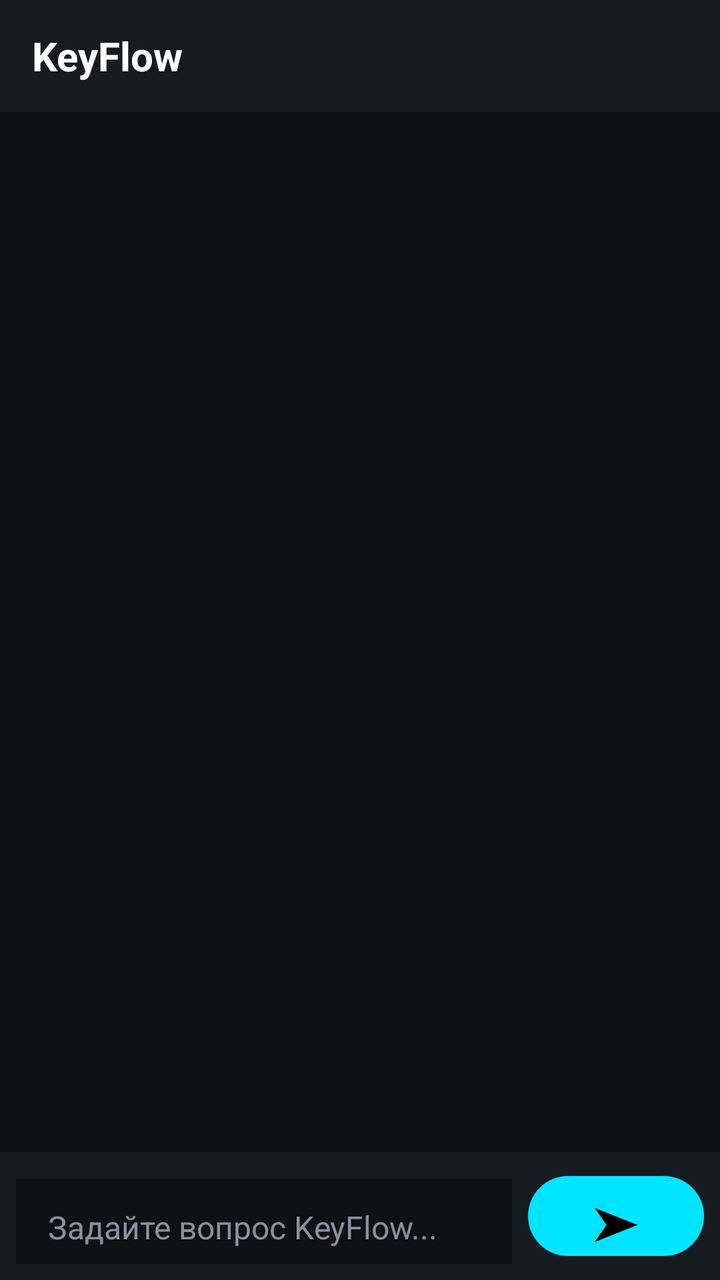
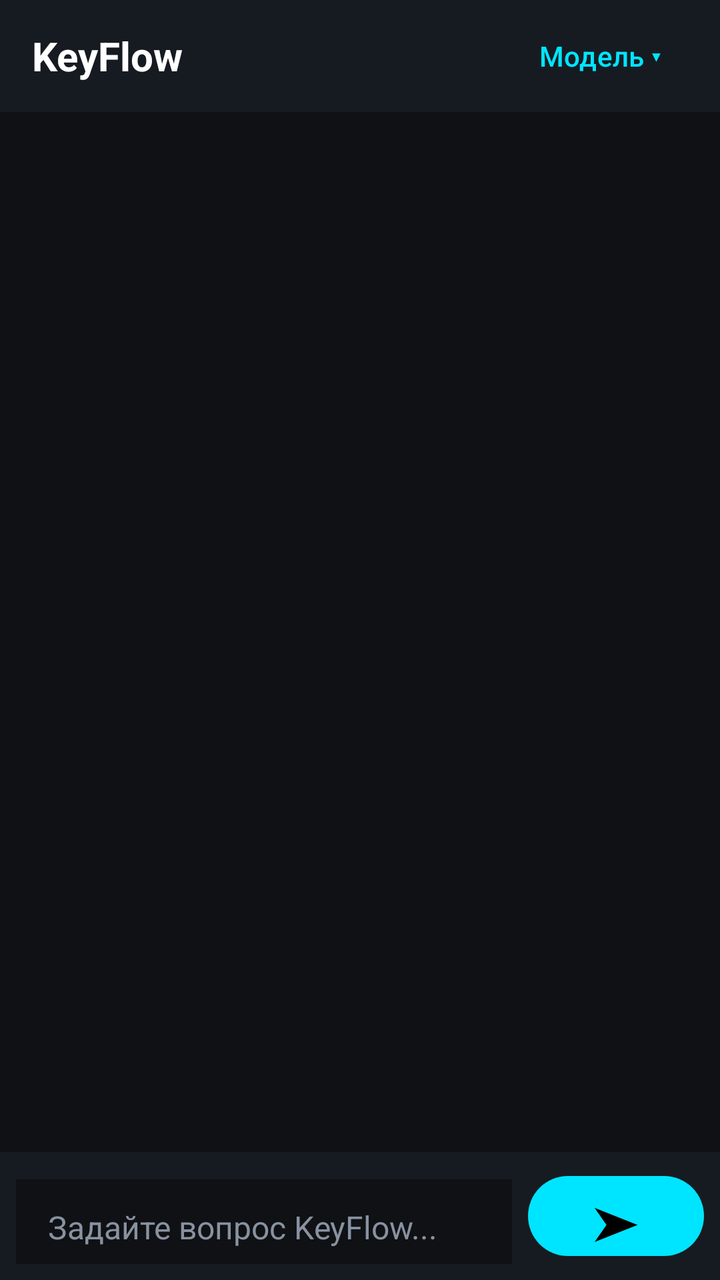

Before-and-after screenshots of an Android layout around one commit, followed by the original layout XML and the change that was made.
<!-- AndroidManifest.xml: application theme Theme.Material3.Dark.NoActionBar -->
<!-- res/layout/activity_chat.xml -->
<?xml version="1.0" encoding="utf-8"?>
<androidx.constraintlayout.widget.ConstraintLayout xmlns:android="http://schemas.android.com/apk/res/android"
    xmlns:app="http://schemas.android.com/apk/res-auto"
    android:layout_width="match_parent"
    android:layout_height="match_parent"
    android:background="#0F1115">

    
    <TextView
        android:id="@+id/tvChatTitle"
        android:layout_width="match_parent"
        android:layout_height="56dp"
        android:gravity="center_vertical"
        android:paddingStart="16dp"
        android:text="KeyFlow"
        android:textColor="#FFFFFF"
        android:textSize="20sp"
        android:textStyle="bold"
        android:background="#161B22"
        app:layout_constraintTop_toTopOf="parent" />

    
    <androidx.recyclerview.widget.RecyclerView
        android:id="@+id/rvMessages"
        android:layout_width="match_parent"
        android:layout_height="0dp"
        android:padding="16dp"
        android:clipToPadding="false"
        app:layout_constraintBottom_toTopOf="@id/layoutInput"
        app:layout_constraintTop_toBottomOf="@id/tvChatTitle" />

    
    <LinearLayout
        android:id="@+id/layoutInput"
        android:layout_width="match_parent"
        android:layout_height="wrap_content"
        android:background="#161B22"
        android:orientation="horizontal"
        android:padding="8dp"
        app:layout_constraintBottom_toBottomOf="parent">

        <EditText
            android:id="@+id/etMessage"
            android:layout_width="0dp"
            android:layout_height="48dp"
            android:layout_weight="1"
            android:background="#0F1115"
            android:hint="Задайте вопрос KeyFlow..."
            android:paddingStart="16dp"
            android:paddingEnd="16dp"
            android:textColor="#FFFFFF"
            android:textColorHint="#8892A0"
            android:textSize="16sp" />

        <com.google.android.material.button.MaterialButton
            android:id="@+id/btnSend"
            android:layout_width="wrap_content"
            android:layout_height="48dp"
            android:layout_marginStart="8dp"
            android:text="➤"
            android:textSize="24sp"
            app:backgroundTint="#00E5FF"
            android:textColor="#000000"
            app:cornerRadius="24dp" />
    </LinearLayout>

</androidx.constraintlayout.widget.ConstraintLayout>
<!-- resources referenced by this layout -->
<resources>

</resources>

<!-- the commit's change to res/layout/activity_chat.xml (unified diff, before → after) -->
@@ -6,18 +6,34 @@
     android:background="#0F1115">
 
     
-    <TextView
-        android:id="@+id/tvChatTitle"
+    <LinearLayout
+        android:id="@+id/headerLayout"
         android:layout_width="match_parent"
         android:layout_height="56dp"
+        android:background="#161B22"
         android:gravity="center_vertical"
-        android:paddingStart="16dp"
-        android:text="KeyFlow"
-        android:textColor="#FFFFFF"
-        android:textSize="20sp"
-        android:textStyle="bold"
-        android:background="#161B22"
-        app:layout_constraintTop_toTopOf="parent" />
+        android:orientation="horizontal"
+        android:paddingHorizontal="16dp"
+        app:layout_constraintTop_toTopOf="parent">
+
+        <TextView
+            android:layout_width="0dp"
+            android:layout_height="wrap_content"
+            android:layout_weight="1"
+            android:text="KeyFlow"
+            android:textColor="#FFFFFF"
+            android:textSize="20sp"
+            android:textStyle="bold" />
+
+        <com.google.android.material.button.MaterialButton
+            android:id="@+id/btnModelSelect"
+            style="@style/Widget.Material3.Button.TextButton"
+            android:layout_width="wrap_content"
+            android:layout_height="wrap_content"
+            android:text="Модель ▾"
+            android:textColor="#00E5FF"
+            android:textAllCaps="false" />
+    </LinearLayout>
 
     
     <androidx.recyclerview.widget.RecyclerView
@@ -27,7 +43,7 @@
         android:padding="16dp"
         android:clipToPadding="false"
         app:layout_constraintBottom_toTopOf="@id/layoutInput"
-        app:layout_constraintTop_toBottomOf="@id/tvChatTitle" />
+        app:layout_constraintTop_toBottomOf="@id/headerLayout" />
 
     
     <LinearLayout
